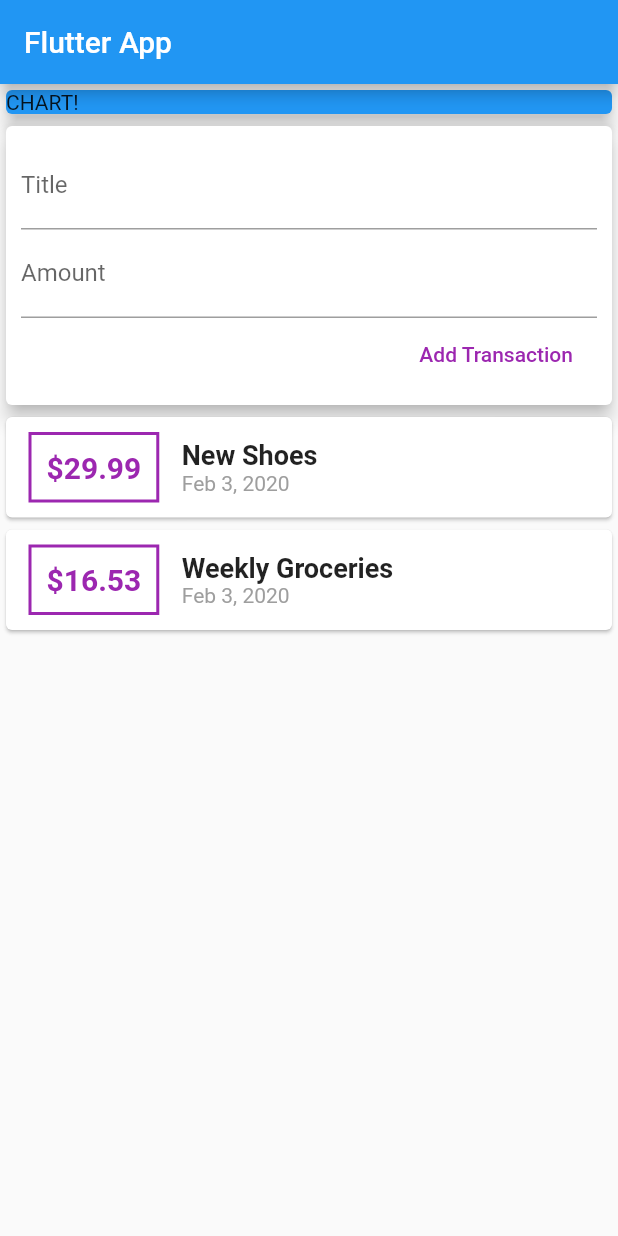
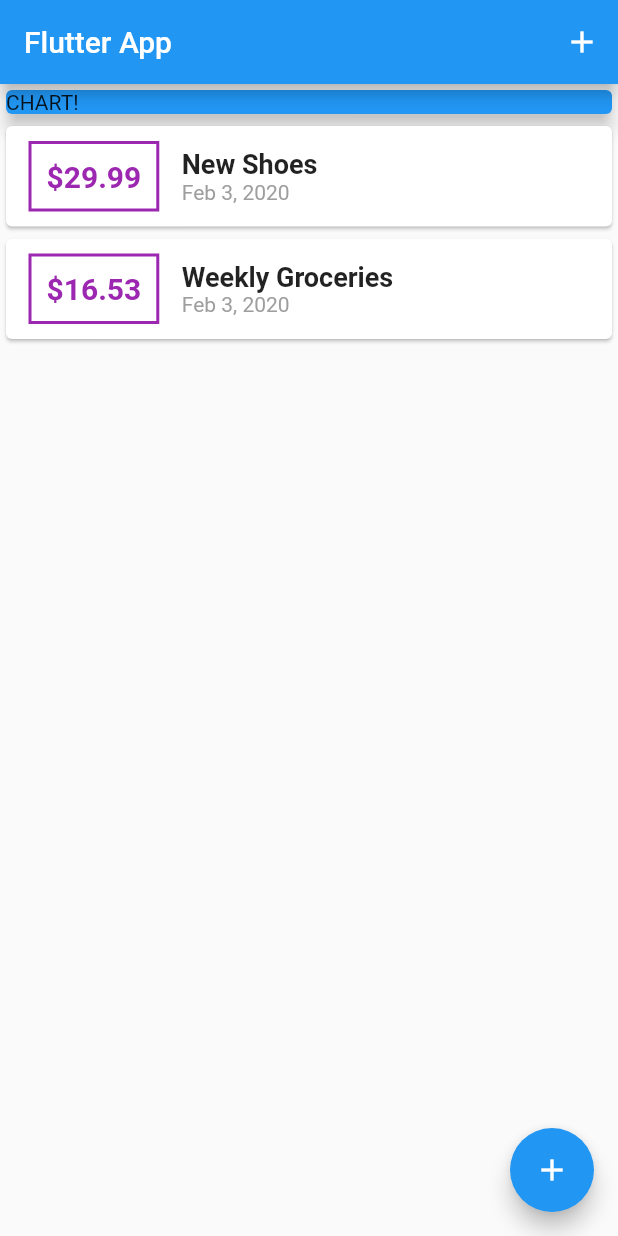
Before and after one commit to marttp/FlutterCourse, a Flutter app: the screen it shows after launch, on a phone screen of 412 x 824 dp. Run offline on Flutter 3.47's test engine with Material 2 defaults, Android fonts, the phone set to English and light mode, and no system bars.

Commit message:
Update refactor transaction list

```diff
--- a/personal_expense_app/lib/main.dart
+++ b/personal_expense_app/lib/main.dart
@@ -1,5 +1,7 @@
 import 'package:flutter/material.dart';
-import './widgets/user_transaction.dart';
+import 'widgets/new_transaction.dart';
+import './models/transaction.dart';
+import 'widgets/transaction_list.dart';
 
 void main() => runApp(MyApp());
 
@@ -13,15 +15,65 @@ class MyApp extends StatelessWidget {
   }
 }
 
-class MyHomePage extends StatelessWidget {
+class MyHomePage extends StatefulWidget {
+  @override
+  _MyHomePageState createState() => _MyHomePageState();
+}
+
+class _MyHomePageState extends State<MyHomePage> {
+  final List<Transaction> _userTransaction = [
+    Transaction(
+      id: 't1',
+      title: 'New Shoes',
+      amount: 29.99,
+      date: DateTime.now(),
+    ),
+    Transaction(
+      id: 't2',
+      title: 'Weekly Groceries',
+      amount: 16.53,
+      date: DateTime.now(),
+    ),
+  ];
+
+  void _addNewTransaction(String txTitle, double txAmount) {
+    final newTx = Transaction(
+        title: txTitle,
+        amount: txAmount,
+        date: DateTime.now(),
+        id: DateTime.now().toString());
+
+    setState(() {
+      _userTransaction.add(newTx);
+    });
+  }
+
+  void _startAddNewTransaction(BuildContext ctx) {
+    showModalBottomSheet(
+      context: ctx,
+      builder: (_) {
+        return GestureDetector(
+          onTap: () {},
+          child: NewTransaction(_addNewTransaction),
+          behavior: HitTestBehavior.opaque,
+        );
+      },
+    );
+  }
 
   @override
   Widget build(BuildContext context) {
     return Scaffold(
       appBar: AppBar(
         title: Text('Flutter App'),
+        actions: <Widget>[
+          IconButton(
+              icon: Icon(Icons.add),
+              onPressed: () => _startAddNewTransaction(context))
+        ],
       ),
-      body: Column(
+      body: SingleChildScrollView(
+        child: Column(
           // mainAxisAlignment: MainAxisAlignment.start,
           crossAxisAlignment: CrossAxisAlignment.stretch,
           children: <Widget>[
@@ -33,8 +85,13 @@ class MyHomePage extends StatelessWidget {
                 elevation: 5,
               ),
             ),
-          UserTransaction(),
+            TransactionList(_userTransaction),
           ],
+        ),
+      ),
+      floatingActionButton: FloatingActionButton(
+        child: Icon(Icons.add),
+        onPressed: () => _startAddNewTransaction(context),
       ),
     );
   }
--- a/personal_expense_app/lib/widgets/transaction_list.dart
+++ b/personal_expense_app/lib/widgets/transaction_list.dart
@@ -5,14 +5,15 @@ import 'package:intl/intl.dart';
 import '../models/transaction.dart';
 
 class TransactionList extends StatelessWidget {
-
   final List<Transaction> transactions;
   TransactionList(this.transactions);
 
   @override
   Widget build(BuildContext context) {
-    return Column(
-      children: transactions.map((tx) {
+    return Container(
+      height: 300,
+      child: ListView.builder(
+        itemBuilder: (ctx, index) {
           return Card(
               child: Row(
             children: <Widget>[
@@ -22,7 +23,7 @@ class TransactionList extends StatelessWidget {
                     border: Border.all(color: Colors.purple, width: 2)),
                 padding: EdgeInsets.all(10),
                 child: Text(
-                '\$${tx.amount}',
+                  '\$${transactions[index].amount.toStringAsFixed(2)}',
                   style: TextStyle(
                       fontWeight: FontWeight.bold,
                       fontSize: 20,
@@ -33,18 +34,20 @@ class TransactionList extends StatelessWidget {
                 crossAxisAlignment: CrossAxisAlignment.start,
                 children: <Widget>[
                   Text(
-                  tx.title,
+                    transactions[index].title,
                     style: TextStyle(fontSize: 18, fontWeight: FontWeight.bold),
                   ),
                   Text(
-                  DateFormat.yMMMd().format(tx.date),
+                    DateFormat.yMMMd().format(transactions[index].date),
                     style: TextStyle(color: Colors.grey),
                   )
                 ],
               )
             ],
           ));
-      }).toList(),
+        },
+        itemCount: transactions.length,
+      ),
     );
   }
 }
--- a/personal_expense_app/lib/widgets/user_transaction.dart
+++ /dev/null
@@ -1,49 +0,0 @@
-import 'package:flutter/material.dart';
-import '../models/transaction.dart';
-import '../widgets/new_transaction.dart';
-import '../widgets/transaction_list.dart';
-
-class UserTransaction extends StatefulWidget {
-  @override
-  _UserTransactionState createState() => _UserTransactionState();
-}
-
-class _UserTransactionState extends State<UserTransaction> {
-  final List<Transaction> _userTransaction = [
-    Transaction(
-      id: 't1',
-      title: 'New Shoes',
-      amount: 29.99,
-      date: DateTime.now(),
-    ),
-    Transaction(
-      id: 't2',
-      title: 'Weekly Groceries',
-      amount: 16.53,
-      date: DateTime.now(),
-    ),
-  ];
-
-  void _addNewTransaction(String txTitle, double txAmount) {
-    final newTx = Transaction(
-        title: txTitle,
-        amount: txAmount,
-        date: DateTime.now(),
-        id: DateTime.now().toString()
-      );
-
-      setState(() {
-        _userTransaction.add(newTx);
-      });
-  }
-
-  @override
-  Widget build(BuildContext context) {
-    return Column(
-      children: <Widget>[
-        NewTransaction(),
-        TransactionList(_userTransaction),
-      ],
-    );
-  }
-}
```
Also changed, not shown: personal_expense_app/lib/widgets/new_transaction.dart (+16 -4 lines), personal_expense_app/pubspec.lock, 1 other file. Lines whose indentation alone changed are shown as unchanged.
